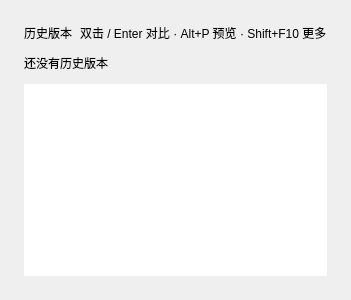
Old version of the form windows/mainwindow_child/homepage/pages/homepage_page_backup.ui in the repository Zao-chen/ZcVersionBox.
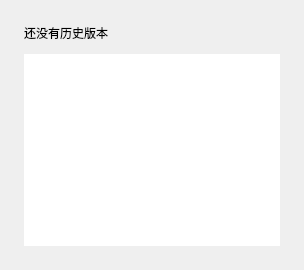
New version of the form.

Commit message: refactor(ui): remove redundant summary and shortcut hint row from backup page

```diff
--- a/windows/mainwindow_child/homepage/pages/homepage_page_backup.ui
+++ b/windows/mainwindow_child/homepage/pages/homepage_page_backup.ui
@@ -2,7 +2,7 @@
 <ui version="4.0">
  <class>HomePageBackupPage</class>
  <widget class="QWidget" name="HomePageBackupPage">
-  <layout class="QVBoxLayout" name="pageLayout" stretch="0,0,1">
+  <layout class="QVBoxLayout" name="pageLayout" stretch="0,1">
    <property name="leftMargin">
     <number>24</number>
    </property>
@@ -18,58 +18,6 @@
    <property name="spacing">
     <number>12</number>
    </property>
-   <item>
-    <layout class="QHBoxLayout" name="summaryLayout">
-     <property name="leftMargin">
-      <number>0</number>
-     </property>
-     <property name="topMargin">
-      <number>0</number>
-     </property>
-     <property name="rightMargin">
-      <number>0</number>
-     </property>
-     <property name="bottomMargin">
-      <number>0</number>
-     </property>
-     <property name="spacing">
-      <number>8</number>
-     </property>
-     <item>
-      <widget class="QLabel" name="countLabel">
-       <property name="text">
-        <string>历史版本</string>
-       </property>
-       <property name="textFormat">
-        <enum>Qt::PlainText</enum>
-       </property>
-      </widget>
-     </item>
-     <item>
-      <spacer name="summarySpace">
-       <property name="orientation">
-        <enum>Qt::Horizontal</enum>
-       </property>
-       <property name="sizeHint" stdset="0">
-        <size>
-         <width>0</width>
-         <height>0</height>
-        </size>
-       </property>
-      </spacer>
-     </item>
-     <item>
-      <widget class="QLabel" name="hintLabel">
-       <property name="text">
-        <string>双击 / Enter 对比 · Alt+P 预览 · Shift+F10 更多</string>
-       </property>
-       <property name="textFormat">
-        <enum>Qt::PlainText</enum>
-       </property>
-      </widget>
-     </item>
-    </layout>
-   </item>
    <item>
     <widget class="QLabel" name="emptyLabel">
      <property name="text">
```
The commit also changes 1 other file.
